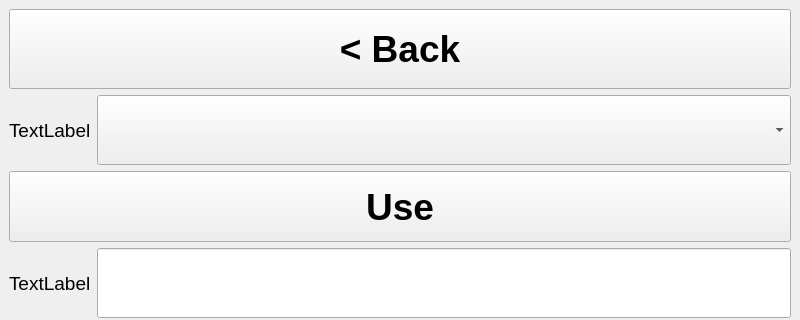
Qt form src/ui_elements/sumup_reader_window.ui (AndreWohnsland/CocktailBerry) before a commit; both pictures show x 0 to 800 and y 0 to 320 of the 800 by 480 pixel window.
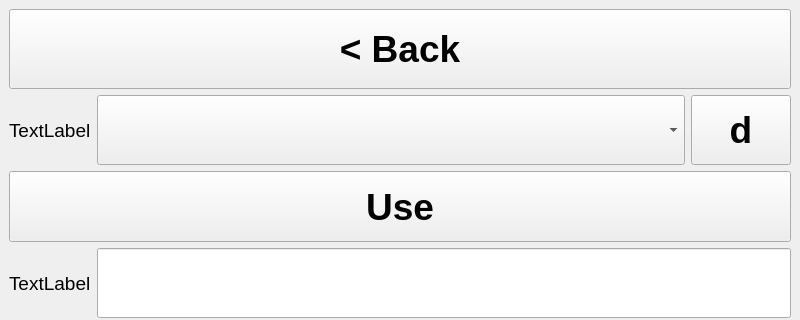
The same form after that commit. Custom widgets are drawn as their Qt base class.

Commit message: add sumup payment service entity

The edit to the form file:
```diff
--- a/src/ui_elements/sumup_reader_window.ui
+++ b/src/ui_elements/sumup_reader_window.ui
@@ -75,28 +75,6 @@
         </property>
        </widget>
       </item>
-      <item row="0" column="1">
-       <widget class="QComboBox" name="input_reader">
-        <property name="minimumSize">
-         <size>
-          <width>105</width>
-          <height>28</height>
-         </size>
-        </property>
-        <property name="maximumSize">
-         <size>
-          <width>16777215</width>
-          <height>100</height>
-         </size>
-        </property>
-        <property name="font">
-         <font>
-          <pointsize>14</pointsize>
-          <bold>false</bold>
-         </font>
-        </property>
-       </widget>
-      </item>
       <item row="3" column="0">
        <widget class="QLabel" name="label_code">
         <property name="font">
@@ -221,6 +199,54 @@
         </property>
        </widget>
       </item>
+      <item row="0" column="1">
+       <layout class="QHBoxLayout" name="horizontalLayout">
+        <item>
+         <widget class="QComboBox" name="input_reader">
+          <property name="minimumSize">
+           <size>
+            <width>105</width>
+            <height>28</height>
+           </size>
+          </property>
+          <property name="maximumSize">
+           <size>
+            <width>16777215</width>
+            <height>100</height>
+           </size>
+          </property>
+          <property name="font">
+           <font>
+            <pointsize>14</pointsize>
+            <bold>false</bold>
+           </font>
+          </property>
+         </widget>
+        </item>
+        <item>
+         <widget class="QPushButton" name="button_delete">
+          <property name="maximumSize">
+           <size>
+            <width>100</width>
+            <height>100</height>
+           </size>
+          </property>
+          <property name="font">
+           <font>
+            <pointsize>28</pointsize>
+            <bold>true</bold>
+           </font>
+          </property>
+          <property name="text">
+           <string>d</string>
+          </property>
+          <property name="cssClass" stdset="0">
+           <string>btn-inverted destructive</string>
+          </property>
+         </widget>
+        </item>
+       </layout>
+      </item>
      </layout>
     </item>
    </layout>
```
The commit also changes 6 other files.
